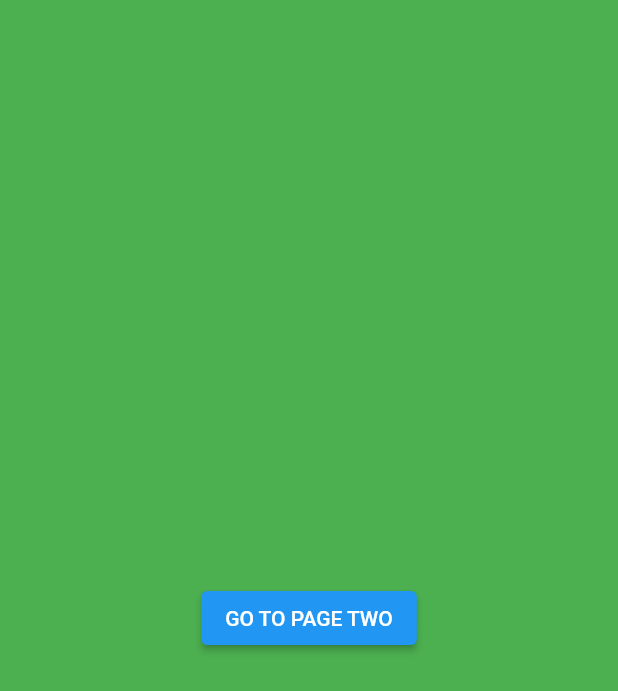
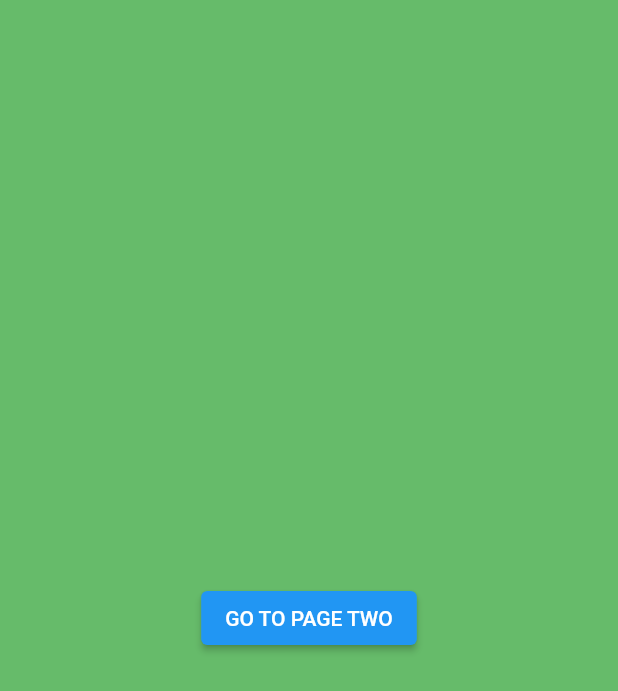
Before and after one commit to MohanedZekry/UI-Animation, a Flutter app: the screen it shows after launch, on a phone screen of 412 x 824 dp. Shown: the top 691 px of the screen. Run offline on Flutter 3.47's test engine with Material 2 defaults, Android fonts, the phone set to English and light mode, and no system bars.

```diff
--- a/lib/main.dart
+++ b/lib/main.dart
@@ -12,6 +12,7 @@ class MyApp extends StatelessWidget {
   @override
   Widget build(BuildContext context) {
     return MaterialApp(
+      debugShowCheckedModeBanner: false,
       title: 'Flutter Demo',
       theme: ThemeData(
         primarySwatch: Colors.blue,
--- a/lib/presentation/screen/first_screen.dart
+++ b/lib/presentation/screen/first_screen.dart
@@ -9,7 +9,7 @@ class FirstScreen extends StatelessWidget {
   @override
   Widget build(BuildContext context) {
     return Scaffold(
-      backgroundColor: Colors.green,
+      backgroundColor: Colors.green[400],
       body: Center(
         child: ElevatedButton(
           child: const Text(
```
Also changed, not shown: lib/presentation/screen/second_screen.dart (+11 -3 lines).
